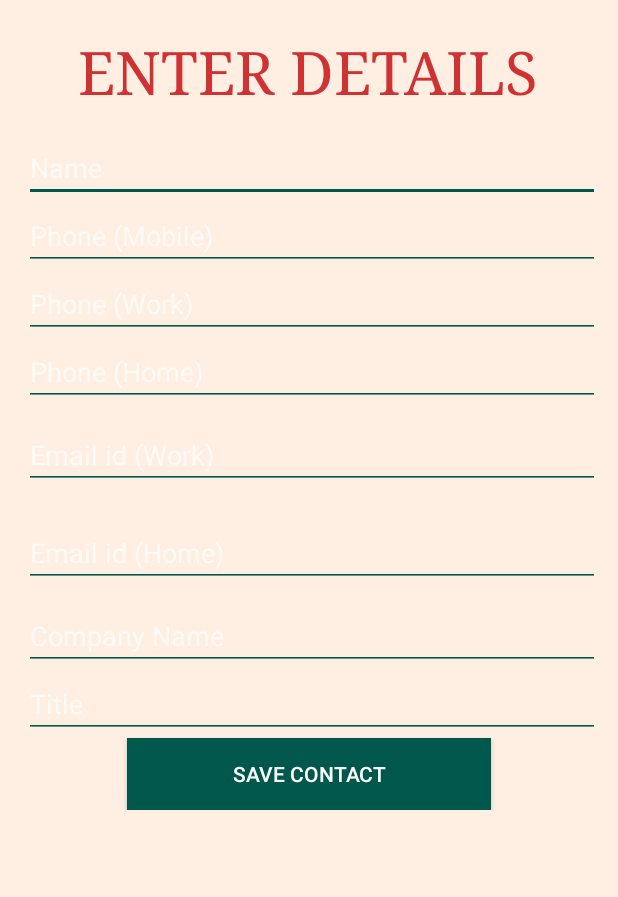
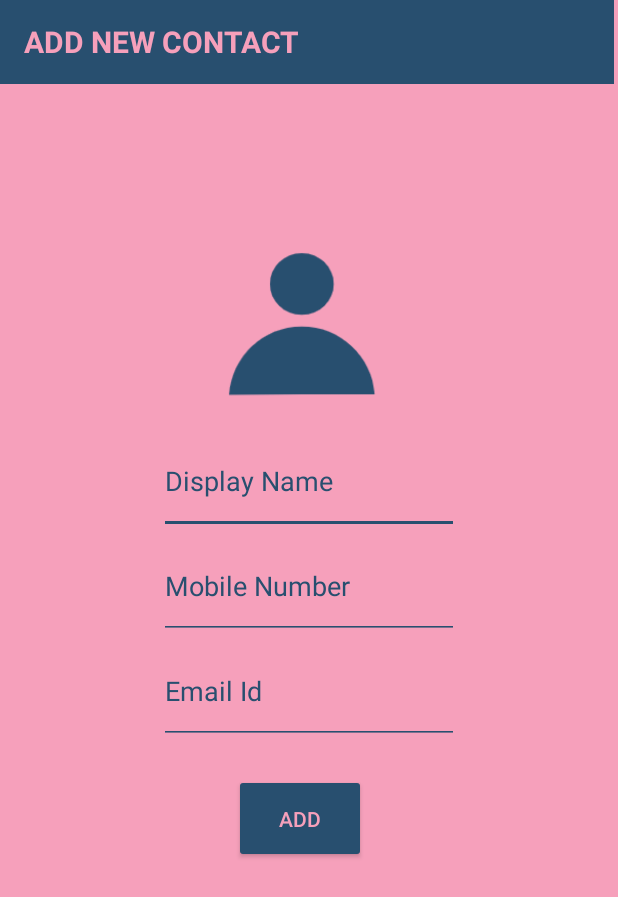
Before and after one commit to tanya-555/Contact-Manager, an Android app: the layout add_contact_controller.xml on its own in the app's theme, with its tools: preview values and no code run, on a phone screen of 412 x 824 dp. Shown: the top 897 px of the screen. Run offline under Robolectric (Android 15) with nearby library versions, the phone set to English and light mode, and no system bars.

Commit message:
implement new contact creation feature

```diff
--- a/app/src/main/AndroidManifest.xml
+++ b/app/src/main/AndroidManifest.xml
@@ -12,6 +12,7 @@
         android:allowBackup="true"
         android:icon="@mipmap/ic_launcher"
         android:label="@string/app_name"
+        android:windowSoftInputMode="adjustResize"
         android:roundIcon="@mipmap/ic_launcher_round"
         android:supportsRtl="true"
         android:theme="@style/Theme.AppCompat.NoActionBar">
--- a/app/src/main/java/com/example/contact_application/controller/ContactListController.java
+++ b/app/src/main/java/com/example/contact_application/controller/ContactListController.java
@@ -81,7 +81,7 @@ public class ContactListController extends Controller {
         add_contact.setOnClickListener(new View.OnClickListener() {
             @Override
             public void onClick(View v) {
-                runThis(v);
+                launchController();
             }
         });
         return view;
@@ -89,7 +89,7 @@ public class ContactListController extends Controller {
 
 
 
-    public void runThis(View v) {
+    public void launchController() {
         getRouter().pushController(RouterTransaction.with(new AddContactController()));
 
     }
--- a/app/src/main/java/com/example/contact_application/controller/UpdateContactController.java
+++ b/app/src/main/java/com/example/contact_application/controller/UpdateContactController.java
@@ -25,7 +25,7 @@ public class UpdateContactController extends Controller {
     private String contact_id;
 
     public UpdateContactController(Bundle args) {
-        //super(args);
+        super(args);
         contact_id = args.getString(ContactListController.CONTACT_ID);
     }
 
--- a/app/src/main/res/layout/add_contact_controller.xml
+++ b/app/src/main/res/layout/add_contact_controller.xml
@@ -1,122 +1,92 @@
-<?xml version="1.0" encoding="utf-8"?>
-<LinearLayout xmlns:android="http://schemas.android.com/apk/res/android"
+<RelativeLayout xmlns:android="http://schemas.android.com/apk/res/android"
     android:layout_width="match_parent"
     android:layout_height="match_parent"
-    android:background="#FFEEE2"
-    android:orientation="vertical"
-    android:padding="16dp">
+    android:background="@color/color_bg">
+
+    <androidx.appcompat.widget.Toolbar
+        android:id="@+id/toolbar"
+        android:layout_width="409dp"
+        android:layout_height="wrap_content"
+        android:background="@color/color_fg"
+        android:minHeight="?attr/actionBarSize"
+        android:theme="?attr/actionBarTheme">
 
         <TextView
-        android:id="@+id/contact_form_title"
             android:layout_width="wrap_content"
             android:layout_height="wrap_content"
-        android:layout_gravity="center_horizontal"
-        android:layout_marginBottom="16dp"
-        android:layout_marginTop="5dp"
-        android:text="ENTER DETAILS"
-        android:textColor="#ce3232"
-        android:textSize="40sp"
-        android:typeface="serif" />
+            android:text="@string/add_new_contact"
+            android:textColor="@color/color_bg"
+            android:textSize="@dimen/size_20dp"
+            android:textStyle="bold" />
+    </androidx.appcompat.widget.Toolbar>
 
-    <ScrollView
-        android:layout_width="match_parent"
-        android:layout_height="match_parent">
-
-        <LinearLayout
+    <RelativeLayout
         android:layout_width="wrap_content"
         android:layout_height="wrap_content"
-            android:orientation="vertical">
+        android:layout_below="@+id/toolbar"
+        android:layout_centerInParent="true"
+        android:layout_marginTop="70dp"
+        android:fitsSystemWindows="true"
+        android:padding="40dp">
+
+        <ImageView
+            android:id="@+id/iv_photo"
+            android:layout_width="100dp"
+            android:layout_height="100dp"
+            android:layout_marginStart="45dp"
+            android:src="@drawable/placeholder" />
 
         <EditText
-        android:id="@+id/contact_name"
-        android:layout_width="400dp"
-        android:layout_height="wrap_content"
-        android:backgroundTint="@color/colorPrimaryDark"
-        android:hint="Name"
+            android:id="@+id/tv_name"
+            android:layout_width="200dp"
+            android:layout_height="70dp"
+            android:layout_below="@+id/iv_photo"
+            android:layout_marginTop="@dimen/size_20dp"
+            android:backgroundTint="@color/color_fg"
+            android:hint="@string/display_name"
+            android:imeOptions="actionDone"
             android:inputType="textPersonName"
-        android:orientation="vertical"/>
+            android:textColor="@color/color_fg"
+            android:textColorHint="@color/color_fg"
+            android:textCursorDrawable="@color/color_fg" />
 
         <EditText
-        android:id="@+id/mobile_phone"
-        android:layout_width="400dp"
-        android:layout_height="wrap_content"
-        android:backgroundTint="@color/colorPrimaryDark"
-        android:hint="Phone (Mobile)"
-        android:inputType="phone"
-        android:orientation="vertical"/>
+            android:id="@+id/tv_number"
+            android:layout_width="200dp"
+            android:layout_height="70dp"
+            android:layout_below="@+id/tv_name"
+            android:backgroundTint="@color/color_fg"
+            android:hint="@string/mobile_number"
+            android:imeOptions="actionDone"
+            android:inputType="number"
+            android:textColor="@color/color_fg"
+            android:textColorHint="@color/color_fg"
+            android:textCursorDrawable="@color/color_fg" />
 
         <EditText
-        android:id="@+id/work_phone"
-        android:layout_width="400dp"
-        android:layout_height="wrap_content"
-        android:backgroundTint="@color/colorPrimaryDark"
-        android:hint="Phone (Work)"
-        android:inputType="phone"
-        android:orientation="vertical"/>
-
-    <EditText
-        android:id="@+id/home_phone"
-        android:layout_width="400dp"
-        android:layout_height="wrap_content"
-        android:backgroundTint="@color/colorPrimaryDark"
-        android:hint="Phone (Home)"
-        android:inputType="phone"
-        android:orientation="vertical"/>
-
-    <EditText
-        android:id="@+id/work_email"
-        android:layout_width="400dp"
-        android:layout_height="wrap_content"
-        android:layout_marginBottom="10dp"
-        android:layout_marginTop="10dp"
-        android:backgroundTint="@color/colorPrimaryDark"
-        android:hint="Email id (Work)"
+            android:id="@+id/tv_email"
+            android:layout_width="200dp"
+            android:layout_height="70dp"
+            android:layout_below="@+id/tv_number"
+            android:backgroundTint="@color/color_fg"
+            android:hint="@string/email_id"
+            android:imeOptions="actionDone"
             android:inputType="textEmailAddress"
-        android:orientation="vertical"/>
-
-    <EditText
-        android:id="@+id/home_email"
-        android:layout_width="400dp"
-        android:layout_height="wrap_content"
-        android:layout_marginBottom="10dp"
-        android:layout_marginTop="10dp"
-        android:backgroundTint="@color/colorPrimaryDark"
-        android:hint="Email id (Home)"
-        android:inputType="textEmailAddress"
-        android:orientation="vertical"/>
-
-
-    <EditText
-        android:id="@+id/company_name"
-        android:layout_width="400dp"
-        android:layout_height="wrap_content"
-        android:backgroundTint="@color/colorPrimaryDark"
-        android:hint="Company Name"
-        android:inputType="textPersonName"
-        android:orientation="vertical"/>
-
-    <EditText
-        android:id="@+id/title"
-        android:layout_width="400dp"
-        android:layout_height="wrap_content"
-        android:backgroundTint="@color/colorPrimaryDark"
-        android:hint="Title"
-        android:inputType="textPersonName"
-        android:orientation="vertical"/>
-
-
+            android:textColor="@color/color_fg"
+            android:textColorHint="@color/color_fg"
+            android:textCursorDrawable="@color/color_fg" />
 
         <Button
-        android:id="@+id/save_contact"
+            android:id="@+id/add_btn"
             android:layout_width="wrap_content"
             android:layout_height="wrap_content"
-        android:layout_gravity="center_horizontal"
-        android:background="@color/colorPrimaryDark"
-        android:elevation="4dp"
-        android:paddingLeft="70dp"
-        android:paddingRight="70dp"
-        android:text="SAVE CONTACT"
-        android:textColor="#fff" />
-        </LinearLayout>
-    </ScrollView>
-</LinearLayout>
+            android:layout_below="@+id/tv_email"
+            android:layout_marginStart="50dp"
+            android:layout_marginTop="@dimen/size_20dp"
+            android:backgroundTint="@color/color_fg"
+            android:padding="@dimen/size_20dp"
+            android:text="@string/add"
+            android:textColor="@color/color_bg" />
+
+    </RelativeLayout>
+</RelativeLayout>
--- a/app/src/main/res/values/strings.xml
+++ b/app/src/main/res/values/strings.xml
@@ -12,4 +12,9 @@
         <string name="image">image</string>
         <string name="contact_manager">CONTACT MANAGER</string>
         <string name="contacts">CONTACTS</string>
+        <string name="add_new_contact">ADD NEW CONTACT</string>
+        <string name="display_name">Display Name</string>
+        <string name="mobile_number">Mobile Number</string>
+        <string name="email_id">Email Id</string>
+        <string name="add">ADD</string>
     </resources>
```
Also changed, not shown: app/src/main/java/com/example/contact_application/adapter/ContactAdapter.java (+3 -7 lines), app/src/main/java/com/example/contact_application/controller/AddContactController.java (+43 -60 lines), app/src/main/res/drawable-v24/placeholder.png (added). Lines whose indentation alone changed are shown as unchanged.
